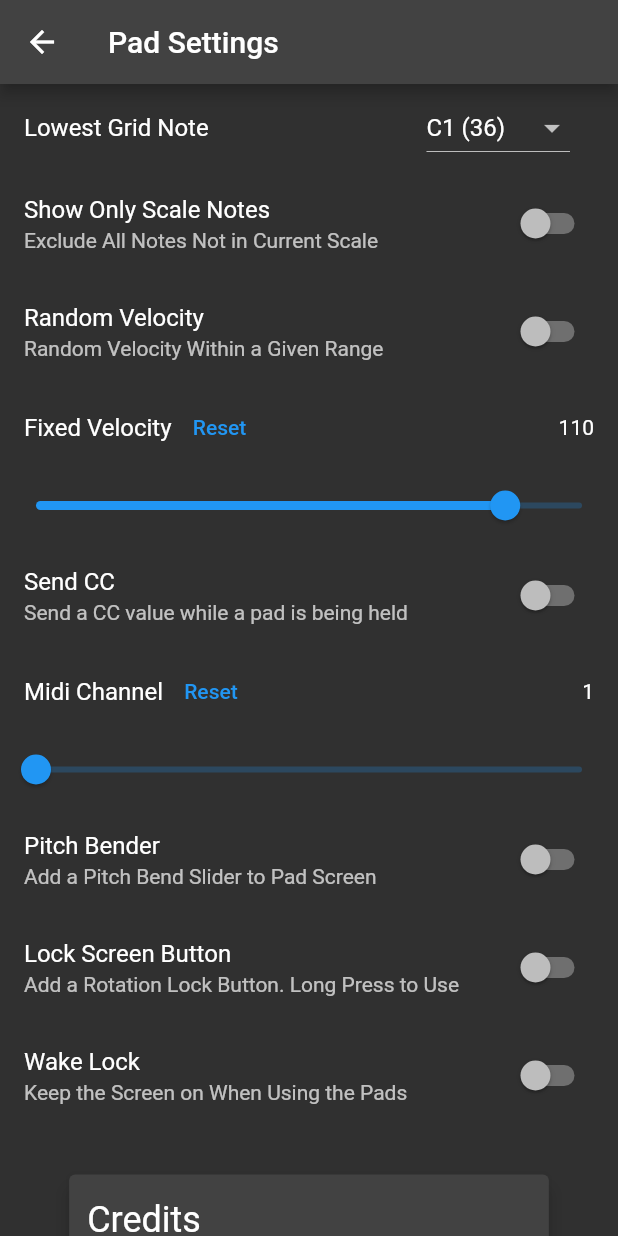
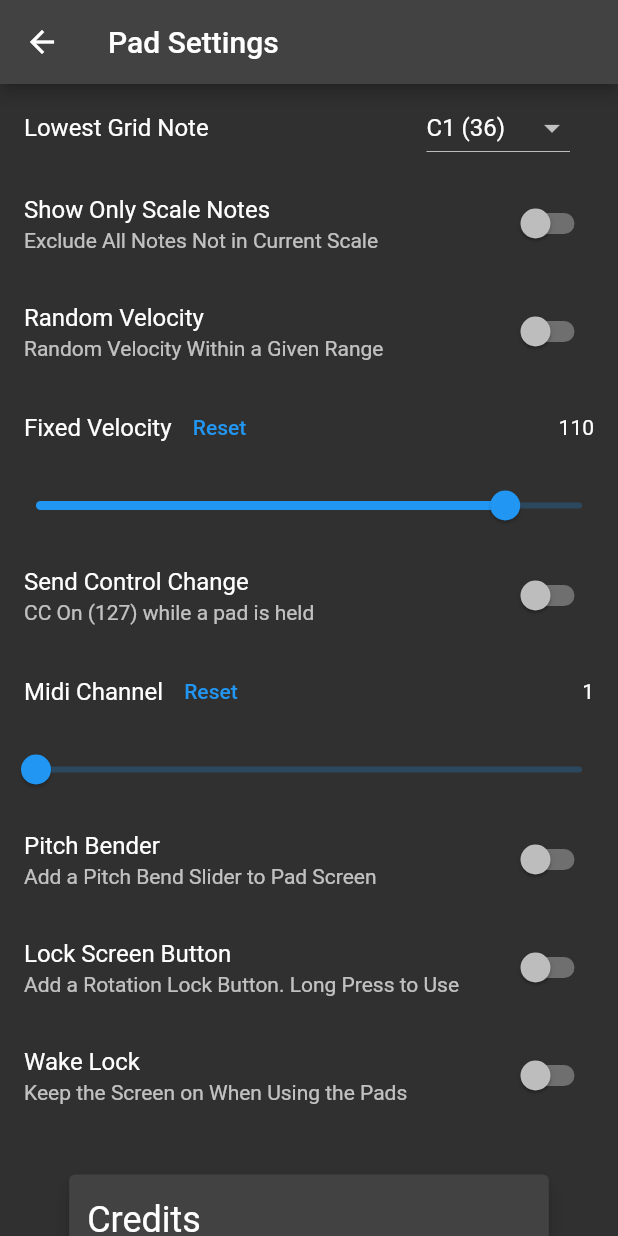
Before and after one commit to anzbert/beat_pads, a Flutter app: the PadsScreen screen opened directly, scrolled down 448 dp, on a phone screen of 412 x 824 dp. Run offline on Flutter 3.47's test engine with Material 2 defaults, Android fonts, the phone set to English and light mode, and no system bars; our stand-ins replace animated_text_kit, rive, wakelock; missing offline and left inert: flutter_midi_command.

Commit message:
menu text

```diff
--- a/lib/components/pads_menu.dart
+++ b/lib/components/pads_menu.dart
@@ -108,8 +108,8 @@ class PadsMenu extends StatelessWidget {
               resetFunction: settings.resetVelocity,
             ),
           ListTile(
-            title: Text("Send CC"),
-            subtitle: Text("Send a CC value while a pad is being held"),
+            title: Text("Send Control Change"),
+            subtitle: Text("CC On (127) while a pad is held"),
             trailing: Switch(
                 value: settings.sendCC,
                 onChanged: (value) => settings.sendCC = value),
```
